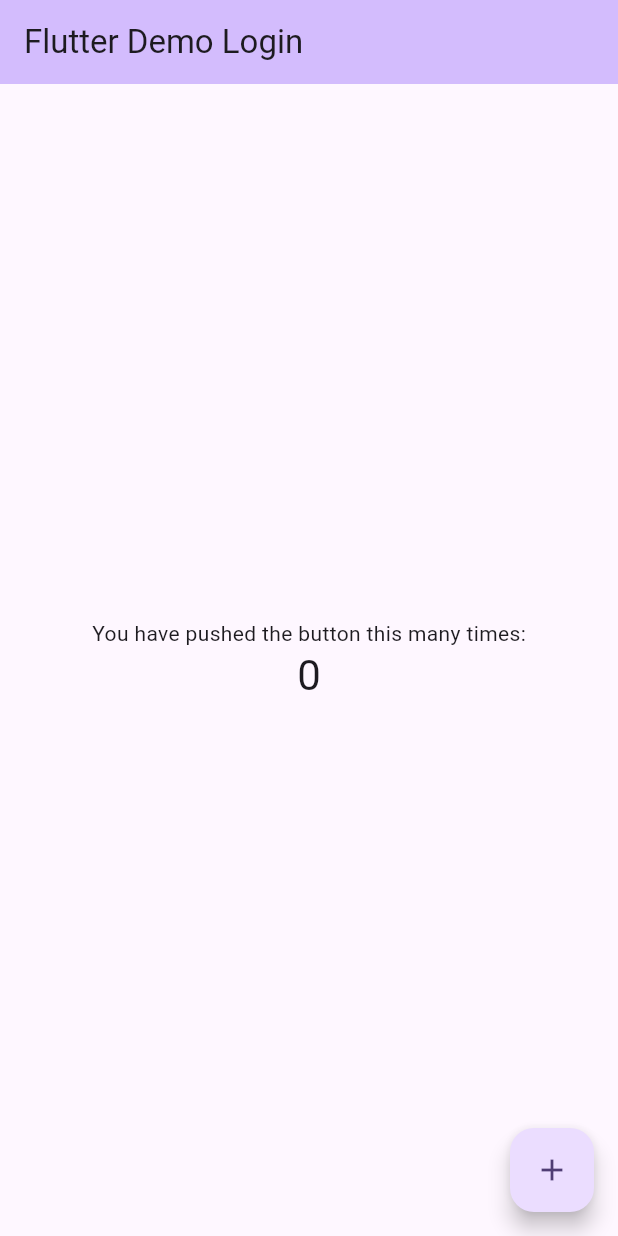
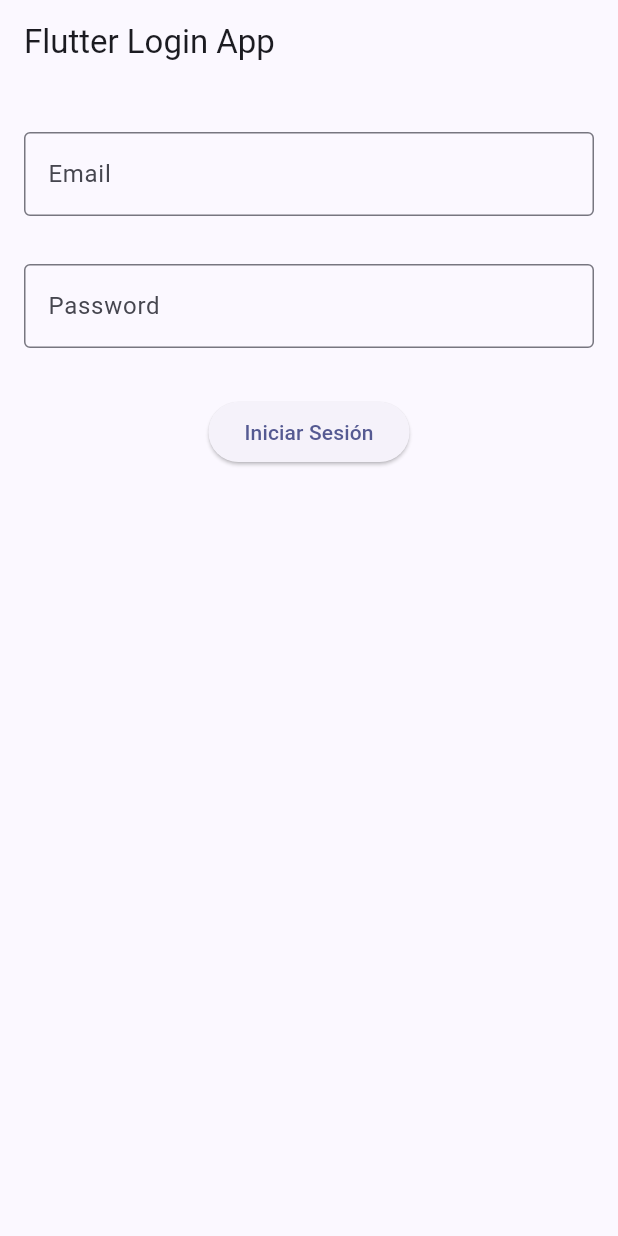
Before and after one commit to JuanitaRubi/loginapp, a Flutter app: the screen it shows after launch, on a phone screen of 412 x 824 dp. Run offline on Flutter 3.47's test engine with Material 3 defaults, Android fonts, the phone set to English and light mode, and no system bars.

Commit message:
segundo commit

```diff
--- a/lib/main.dart
+++ b/lib/main.dart
@@ -11,7 +11,7 @@ class MyApp extends StatelessWidget {
   @override
   Widget build(BuildContext context) {
     return MaterialApp(
-      title: 'Login',
+      title: 'Login App',
       theme: ThemeData(
         // This is the theme of your application.
         //
@@ -28,16 +28,16 @@ class MyApp extends StatelessWidget {
         //
         // This works for code too, not just values: Most code changes can be
         // tested with just a hot reload.
-        colorScheme: ColorScheme.fromSeed(seedColor: Colors.deepPurple),
+        colorScheme: ColorScheme.fromSeed(seedColor: Color.fromARGB(255, 3, 21, 223)),
         useMaterial3: true,
       ),
-      home: const MyHomePage(title: 'Flutter Demo Login'),
+      home: const Login(title: 'Flutter Login App'),
     );
   }
 }
 
-class MyHomePage extends StatefulWidget {
-  const MyHomePage({super.key, required this.title});
+class Login extends StatefulWidget {
+  const Login({super.key, required this.title});
 
   // This widget is the home page of your application. It is stateful, meaning
   // that it has a State object (defined below) that contains fields that affect
@@ -51,75 +51,121 @@ class MyHomePage extends StatefulWidget {
   final String title;
 
   @override
-  State<MyHomePage> createState() => _MyHomePageState();
+  State<Login> createState() => _LoginState();
 }
 
-class _MyHomePageState extends State<MyHomePage> {
-  int _counter = 0;
-
-  void _incrementCounter() {
-    setState(() {
-      // This call to setState tells the Flutter framework that something has
-      // changed in this State, which causes it to rerun the build method below
-      // so that the display can reflect the updated values. If we changed
-      // _counter without calling setState(), then the build method would not be
-      // called again, and so nothing would appear to happen.
-      _counter++;
-    });
-  }
+class _LoginState extends State<Login> {
+  final _formKey = GlobalKey<FormState>();
+  TextEditingController emailController = TextEditingController();
+  TextEditingController passwordController = TextEditingController();
 
   @override
   Widget build(BuildContext context) {
-    // This method is rerun every time setState is called, for instance as done
-    // by the _incrementCounter method above.
-    //
-    // The Flutter framework has been optimized to make rerunning build methods
-    // fast, so that you can just rebuild anything that needs updating rather
-    // than having to individually change instances of widgets.
     return Scaffold(
       appBar: AppBar(
-        // TRY THIS: Try changing the color here to a specific color (to
-        // Colors.amber, perhaps?) and trigger a hot reload to see the AppBar
-        // change color while the other colors stay the same.
-        backgroundColor: Theme.of(context).colorScheme.inversePrimary,
-        // Here we take the value from the MyHomePage object that was created by
-        // the App.build method, and use it to set our appbar title.
         title: Text(widget.title),
       ),
-      body: Center(
-        // Center is a layout widget. It takes a single child and positions it
-        // in the middle of the parent.
-        child: Column(
-          // Column is also a layout widget. It takes a list of children and
-          // arranges them vertically. By default, it sizes itself to fit its
-          // children horizontally, and tries to be as tall as its parent.
-          //
-          // Column has various properties to control how it sizes itself and
-          // how it positions its children. Here we use mainAxisAlignment to
-          // center the children vertically; the main axis here is the vertical
-          // axis because Columns are vertical (the cross axis would be
-          // horizontal).
-          //
-          // TRY THIS: Invoke "debug painting" (choose the "Toggle Debug Paint"
-          // action in the IDE, or press "p" in the console), to see the
-          // wireframe for each widget.
-          mainAxisAlignment: MainAxisAlignment.center,
-          children: <Widget>[
-            const Text(
-              'You have pushed the button this many times:',
-            ),
-            Text(
-              '$_counter',
-              style: Theme.of(context).textTheme.headlineMedium,
-            ),
-          ],
+      body: Form(
+        key: _formKey,
+        child: Padding(
+          padding: const EdgeInsets.symmetric(horizontal: 8, vertical: 16),
+          child: Column(
+            crossAxisAlignment: CrossAxisAlignment.center,
+            children: [
+              Padding(
+                padding:
+                    const EdgeInsets.symmetric(horizontal: 8, vertical: 16),
+                child: TextFormField(
+                  controller: emailController,
+                  decoration: const InputDecoration(
+                      border: OutlineInputBorder(), labelText: "Email"),
+                  validator: (value) {
+                    if (value == null || value.isEmpty) {
+                      return 'Please enter your email';
+                    }
+                    return null;
+                  },
+                ),
+              ),
+              Padding(
+                padding:
+                    const EdgeInsets.symmetric(horizontal: 8, vertical: 16),
+                child: TextFormField(
+                  controller: passwordController,
+                  obscureText: true,
+                  decoration: const InputDecoration(
+                      border: OutlineInputBorder(), labelText: "Password"),
+                  validator: (value) {
+                    if (value == null || value.isEmpty) {
+                      return 'Please enter your password';
+                    }
+                    return null;
+                  },
+                ),
+              ),
+              Padding(
+                padding:
+                    const EdgeInsets.symmetric(horizontal: 8, vertical: 16.0),
+                child: Center(
+                  child: ElevatedButton(
+                    onPressed: () {
+                      if (_formKey.currentState!.validate()) {
+                        if (emailController.text == "juanitarubi@gmail.com" &&
+                            passwordController.text == "Sanha123") {
+                          Navigator.push(
+                            context,
+                            MaterialPageRoute(
+                                builder: (context) => HomePage(
+                                      email: emailController.text,
+                                    )),
+                          );
+                        } else {
+                          ScaffoldMessenger.of(context).showSnackBar(
+                            const SnackBar(
+                                content: Text('Invalid Credentials')),
+                          );
+                        }
+                      } else {
+                        ScaffoldMessenger.of(context).showSnackBar(
+                          const SnackBar(content: Text('Please fill input')),
+                        );
+                      }
+                    },
+                    child: const Text('Iniciar Sesión'),
+                  ),
+                ),
+              ),
+            ],
+          ),
         ),
       ),
-      floatingActionButton: FloatingActionButton(
-        onPressed: _incrementCounter,
-        tooltip: 'Increment',
-        child: const Icon(Icons.add),
-      ), // This trailing comma makes auto-formatting nicer for build methods.
     );
   }
 }
+
+class HomePage extends StatelessWidget {
+  const HomePage({super.key, required this.email});
+
+  final String email;
+
+  @override
+  Widget build(BuildContext context) {
+    return Scaffold(
+        appBar: AppBar(
+          title: const Text('Home Page'),
+        ),
+        body: Column(
+          children: [
+            Text(email),
+            Center(
+              child: ElevatedButton(
+                onPressed: () {
+                  Navigator.pop(context);
+                },
+                child: const Text("Go back!"),
+              ),
+            ),
+          ],
+        ));
+  }
+}
```
